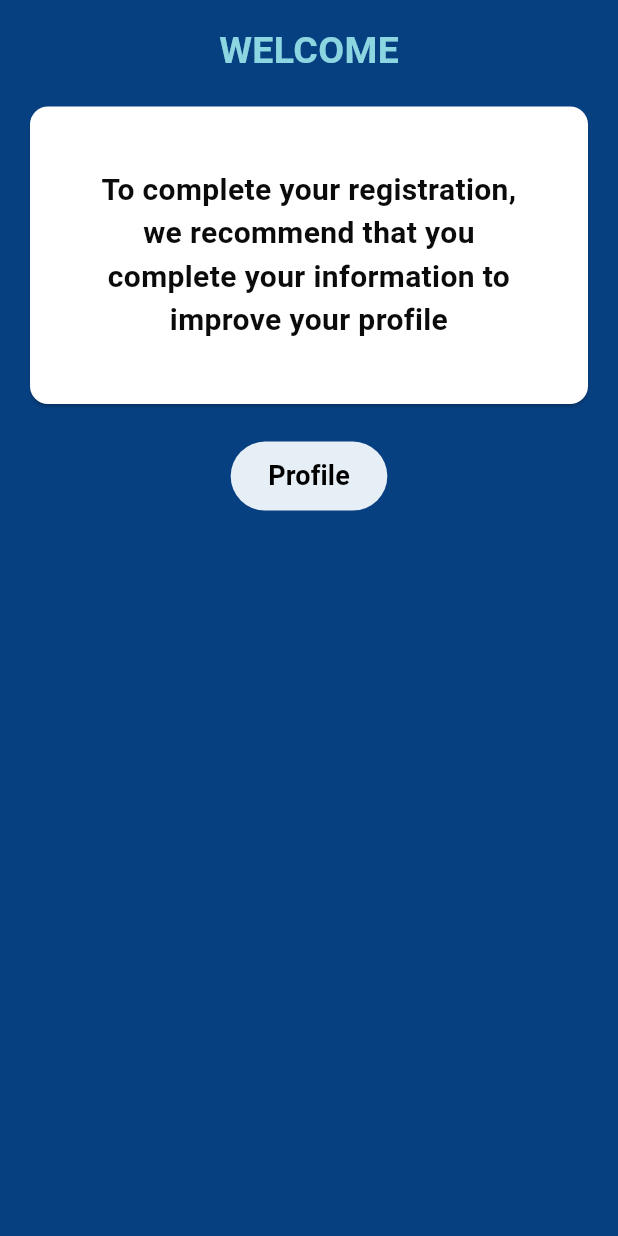
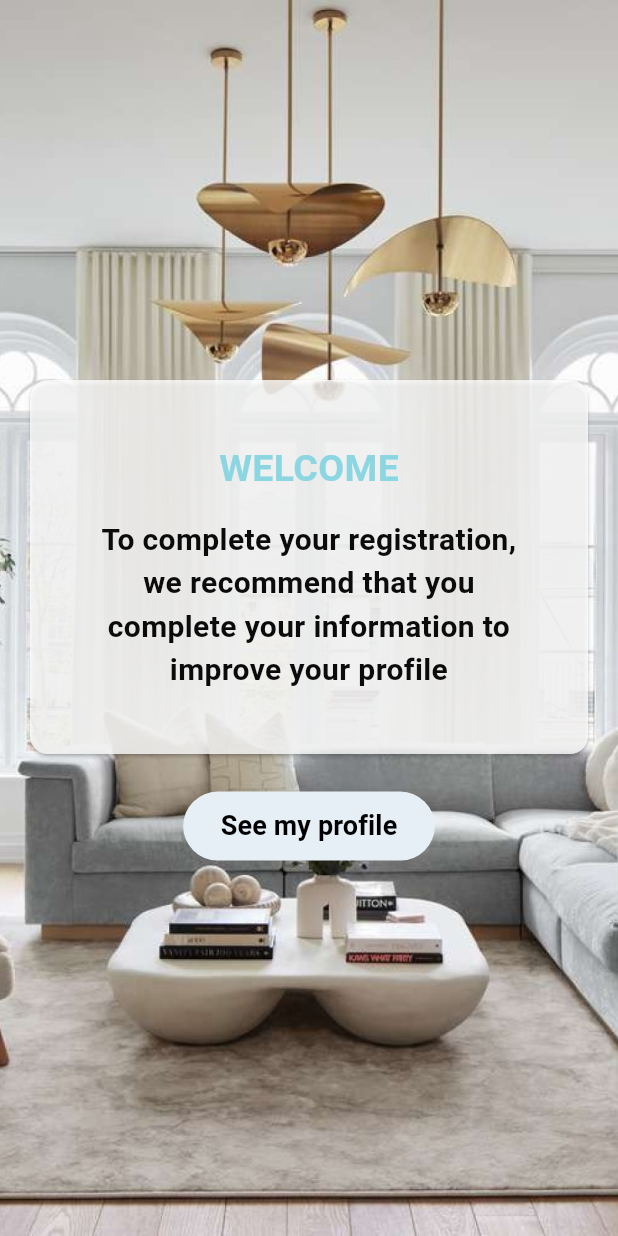
Before and after one commit to WX61-Grupo2-AplicacionesMoviles/App-Mobile-Plusroom, a Flutter app: the WelcomeView screen opened by its route, on a phone screen of 412 x 824 dp. Run offline on Flutter 3.47's test engine with Material 3 defaults, Android fonts, the phone set to English and light mode, and no system bars.

Commit message:
feat:update welcome

```diff
--- a/lib/ui-initial-section/welcome_view.dart
+++ b/lib/ui-initial-section/welcome_view.dart
@@ -1,7 +1,5 @@
 import 'package:flutter/material.dart';
-//import 'package:renstatefrontend/shared/bottomNavigationApp.dart';
 import 'package:app_mobile_plusroom/shared/buttonApp.dart';
-//import 'package:renstatefrontend/shared/logo.dart';
 import 'package:app_mobile_plusroom/ui-profile/profile_view.dart';
 
 class WelcomeView extends StatelessWidget {
@@ -13,20 +11,26 @@ class WelcomeView extends StatelessWidget {
     final size = MediaQuery.of(context).size;
     return Scaffold(
       resizeToAvoidBottomInset: false,
-      backgroundColor: Color.fromARGB(255, 7, 64, 129),
-      body: Center(
+      body: Stack(
+        children: [
+          Positioned.fill(
+            child: Image.asset(
+              'lib/assets/welcome_plusroom.jpeg',
+              fit: BoxFit.cover,
+            ),
+          ),
+          // Foreground content
+          Center(
             child: Column(
+              mainAxisAlignment: MainAxisAlignment.center,
               children: [
-            //logo(),
                 Padding(
                   padding: EdgeInsets.all(16.0),
                   child: Column(
                     mainAxisAlignment: MainAxisAlignment.center,
                     children: [
-                  tittleWelcome(),
-                  SizedBox(height: 15.0), // Espacio vertical entre el título y el Card
                       Card(
-                    color: Colors.white,
+                        color: Colors.white.withOpacity(0.8),
                         child: Padding(
                           padding: EdgeInsets.symmetric(
                             horizontal: size.width * 0.1,
@@ -34,14 +38,16 @@ class WelcomeView extends StatelessWidget {
                           ),
                           child: Column(
                             children: [
+                              tittleWelcome(),
+                              SizedBox(height: 15.0),
                               textWelcome(),
                             ],
                           ),
                         ),
                       ),
-                  SizedBox(height: 20.0), // Espacio vertical entre el Card y el botón
+                      SizedBox(height: 20.0),
                       buttonApp(
-                    "Profile",
+                        "See my profile",
                             () {
                           Navigator.pushNamed(context, ProfileView.id);
                         },
@@ -52,12 +58,13 @@ class WelcomeView extends StatelessWidget {
               ],
             ),
           ),
-      //bottomNavigationBar: bottomNavigationApp(context),
+        ],
+      ),
     );
   }
 }
 
-Widget tittleWelcome(){
+Widget tittleWelcome() {
   return Text(
     'WELCOME',
     style: TextStyle(
--- a/pubspec.yaml
+++ b/pubspec.yaml
@@ -63,6 +63,7 @@ flutter:
   assets:
     - lib/assets/icon_plusroom.jpeg
     - lib/assets/icon_logo.jpeg
+    - lib/assets/welcome_plusroom.jpeg
   #   - images/a_dot_ham.jpeg
 
   # An image asset can refer to one or more resolution-specific "variants", see
```
Also changed, not shown: lib/assets/welcome_plusroom.jpeg (added). Lines whose indentation alone changed are shown as unchanged.
